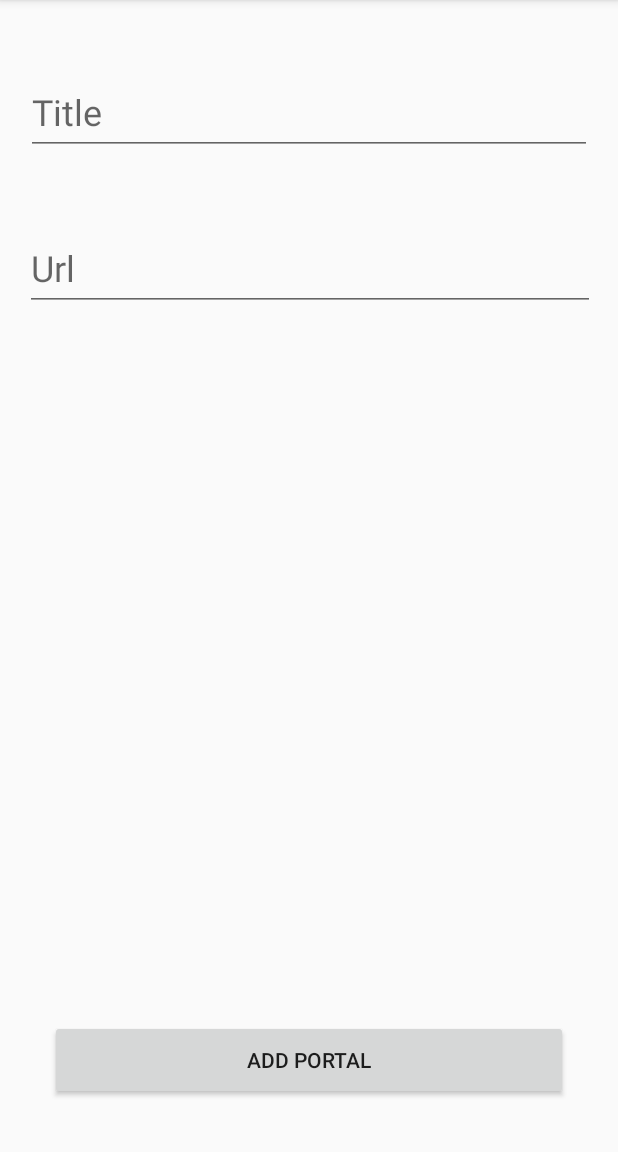
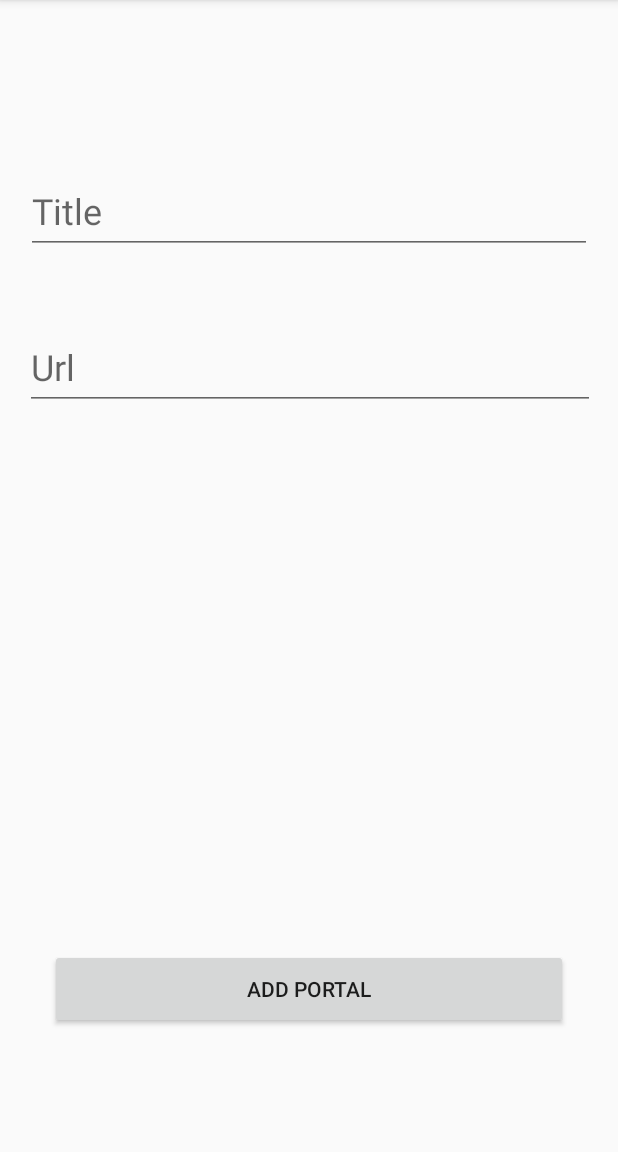
Before and after one commit to raymondbdws/MadLevel3Task2, an Android app: the AddPortalFragment screen opened through its navigation route, on a phone screen of 412 x 824 dp, the part 84-1236 px from its top. Run offline under Robolectric (Android 15) with nearby library versions, the phone set to English and light mode, and no system bars.

Commit message:
Update fragment_portal_add.xml

```diff
--- a/app/src/main/res/layout/fragment_portal_add.xml
+++ b/app/src/main/res/layout/fragment_portal_add.xml
@@ -11,7 +11,7 @@
         android:id="@+id/tilPortalName"
         android:layout_width="409dp"
         android:layout_height="wrap_content"
-        android:layout_marginTop="4dp"
+        android:layout_marginTop="70dp"
         android:padding="16dp"
         app:layout_constraintEnd_toEndOf="parent"
         app:layout_constraintHorizontal_bias="0.0"
@@ -49,6 +49,7 @@
         android:layout_width="345dp"
         android:layout_height="53dp"
         android:layout_marginTop="376dp"
+        android:layout_marginBottom="70dp"
         android:text="@string/portal_add"
         app:layout_constraintBottom_toBottomOf="parent"
         app:layout_constraintEnd_toEndOf="parent"
```
